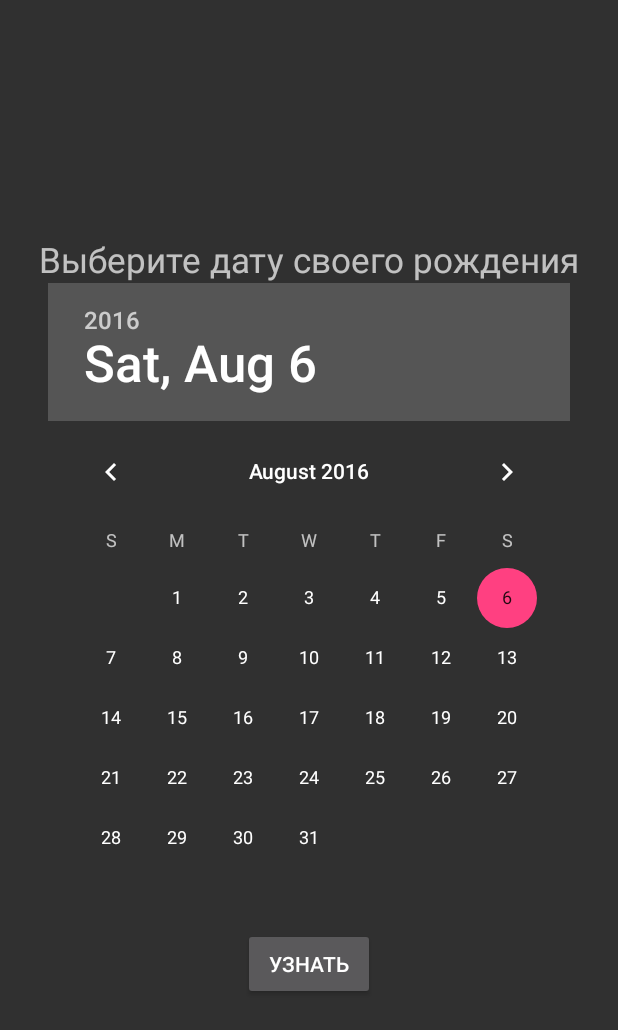
After one commit to AntonBoiko88888/MysteryForAndroid, an Android app: the fragment DatePicker_fragment shown on its own in the app's theme, on a phone screen of 412 x 824 dp. The commit adds this screen. Shown: the top 1030 px of the screen. Run offline under Robolectric (Android 15) with nearby library versions, the light colour scheme and no system bars; 1 statement that could not run was skipped.

Commit message:
datepicker +interface to work with it

```diff
--- a/app/build.gradle
+++ b/app/build.gradle
@@ -24,4 +24,5 @@ dependencies {
     testCompile 'junit:junit:4.12'
     compile 'com.android.support:appcompat-v7:24.1.0'
     compile 'com.android.support:design:24.1.0'
+    compile 'com.github.flavienlaurent.datetimepicker:library:0.0.2'
 }
--- /dev/null
+++ b/app/src/main/java/keen/eye/ink1804/destination/Fragments/DatePicker_fragment.java
@@ -0,0 +1,50 @@
+package keen.eye.ink1804.destination.Fragments;
+
+import android.os.Bundle;
+import android.support.annotation.Nullable;
+import android.support.v4.app.Fragment;
+import android.view.LayoutInflater;
+import android.view.View;
+import android.view.ViewGroup;
+import android.widget.Button;
+import android.widget.DatePicker;
+import android.widget.Toast;
+
+import keen.eye.ink1804.destination.R;
+
+
+/**
+ * Created by Ink1804 on 06.08.16.
+ */
+public class DatePicker_fragment extends Fragment implements View.OnClickListener {
+
+    private DatePicker datePicker;
+    private Button btn_result;
+    private int day,month,year;
+    @Override
+    public View onCreateView(LayoutInflater inflater, ViewGroup container, Bundle savedInstanceState) {
+        View rootView = inflater.inflate(R.layout.datepicker_layout_fragment,container,false);
+        datePicker.init(2000, 0, 1, new DatePicker.OnDateChangedListener() {
+            @Override
+            public void onDateChanged(DatePicker datePicker, int i, int i1, int i2) {
+                day = datePicker.getDayOfMonth();
+                month = datePicker.getMonth()+1;
+                year = datePicker.getYear();
+            }
+        });
+        return rootView;
+    }
+
+    public interface pushDateListener{
+        void onDatePushed(int day, int month, int year);
+    }
+    @Override
+    public void onClick(View view) {
+        switch (view.getId()){
+            case R.id.btn_getResult:
+                pushDateListener listener = (pushDateListener)getActivity();
+                listener.onDatePushed(day,month,year);
+                Toast.makeText(getActivity(), day+"."+month+"."+year, Toast.LENGTH_SHORT).show();
+        }
+    }
+}
--- /dev/null
+++ b/app/src/main/res/layout/datepicker_layout_fragment.xml
@@ -0,0 +1,24 @@
+<?xml version="1.0" encoding="utf-8"?>
+<LinearLayout
+    xmlns:android="http://schemas.android.com/apk/res/android"
+    android:orientation="vertical"
+    android:layout_width="match_parent"
+    android:layout_height="match_parent"
+    android:gravity="center">
+
+    <TextView
+        android:id="@+id/tv_desc"
+        android:layout_width="wrap_content"
+        android:layout_height="wrap_content"
+        android:text="Выберите дату своего рождения"
+        android:textSize="23sp"/>
+    <DatePicker
+        android:id="@+id/datePicker"
+        android:layout_width="wrap_content"
+        android:layout_height="wrap_content"/>
+    <Button
+        android:id="@+id/btn_getResult"
+        android:layout_width="wrap_content"
+        android:layout_height="wrap_content"
+        android:text="узнать"/>
+</LinearLayout>
```
Also changed, not shown: app/src/main/java/keen/eye/ink1804/destination/MainActivity.java (+26 -1 lines).
